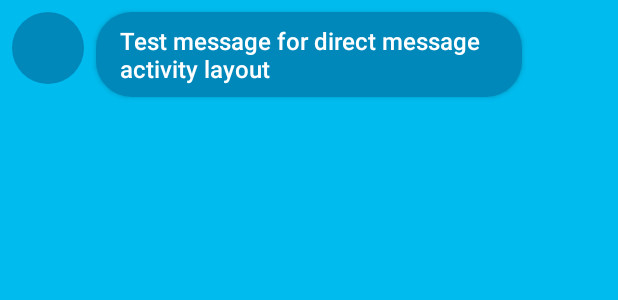
After one commit to jsun454/messenger, an Android app: the layout partial_received_message_row.xml on its own in the app's theme, with its tools: preview values and no code run, on a phone screen of 412 x 824 dp. The commit adds this screen. Shown: the top 300 px of the screen. Run offline under Robolectric (Android 15) with nearby library versions, the phone set to English and light mode, and no system bars.

Commit message:
Created message layouts with filler text

```diff
--- a/app/src/main/res/layout/activity_direct_message.xml
+++ b/app/src/main/res/layout/activity_direct_message.xml
@@ -1,6 +1,7 @@
 <?xml version="1.0" encoding="utf-8"?>
 <LinearLayout
         xmlns:android="http://schemas.android.com/apk/res/android"
+        xmlns:app="http://schemas.android.com/apk/res-auto"
         xmlns:tools="http://schemas.android.com/tools"
         android:orientation="vertical"
         android:background="@android:color/white"
@@ -12,7 +13,8 @@
             android:id="@+id/activity_direct_message_rv_message_list"
             android:layout_width="match_parent"
             android:layout_height="0dp"
-            android:layout_weight="1">
+            android:layout_weight="1"
+            app:layoutManager="android.support.v7.widget.LinearLayoutManager">
 
     </android.support.v7.widget.RecyclerView>
 
--- /dev/null
+++ b/app/src/main/res/layout/partial_received_message_row.xml
@@ -0,0 +1,39 @@
+<?xml version="1.0" encoding="utf-8"?>
+<LinearLayout
+        xmlns:android="http://schemas.android.com/apk/res/android"
+        xmlns:app="http://schemas.android.com/apk/res-auto"
+        android:orientation="horizontal"
+        android:gravity="start|top"
+        android:layout_width="match_parent"
+        android:layout_height="wrap_content">
+
+    <de.hdodenhof.circleimageview.CircleImageView
+            android:background="@drawable/btn_circle"
+            android:id="@+id/partial_received_message_row_other_user_image"
+            android:layout_margin="8dp"
+            android:layout_width="48dp"
+            android:layout_height="48dp"
+            app:civ_border_width="2dp"
+            app:civ_border_color="@color/colorAccent"/>
+
+    <Button
+            android:id="@+id/partial_received_message_row_other_user_message"
+            android:text="Test message for direct message activity layout"
+            android:textAllCaps="false"
+            android:textColor="@android:color/white"
+            android:textSize="16sp"
+            android:background="@drawable/btn_rounded"
+            android:gravity="start"
+            android:paddingTop="8dp"
+            android:paddingStart="16dp"
+            android:paddingEnd="16dp"
+            android:paddingBottom="8dp"
+            android:layout_marginTop="8dp"
+            android:layout_marginEnd="64dp"
+            android:layout_marginRight="16dp"
+            android:layout_marginBottom="8dp"
+            android:layout_weight="1"
+            android:layout_width="0dp"
+            android:layout_height="wrap_content"/>
+
+</LinearLayout>
```
Also changed, not shown: app/src/main/java/com/example/jeffrey/messenger/DirectMessageActivity.kt (+22 -0 lines), app/src/main/java/com/example/jeffrey/messenger/model/MessageItem.kt (added, +25 -0 lines), app/src/main/res/layout/partial_sent_message_row.xml (added, +39 -0 lines).
